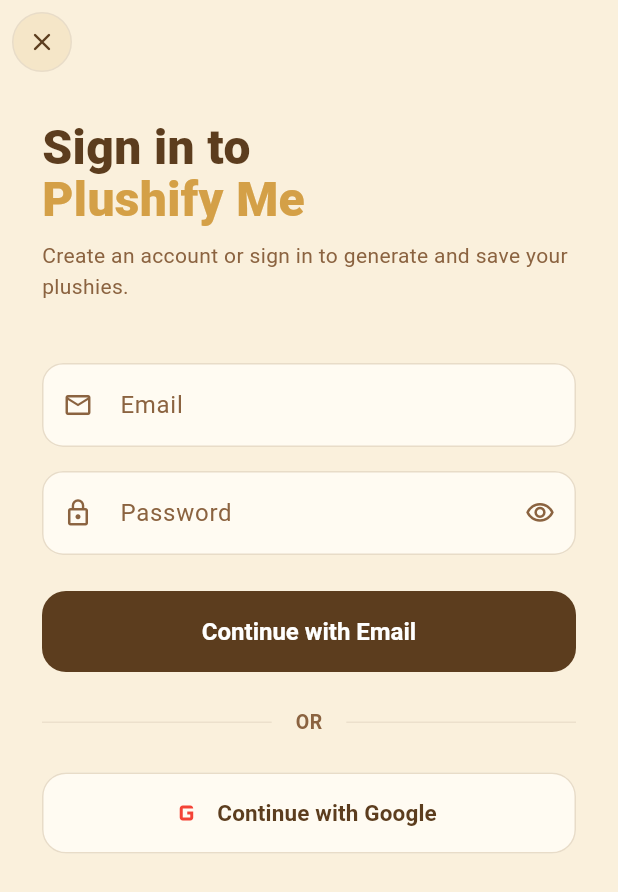
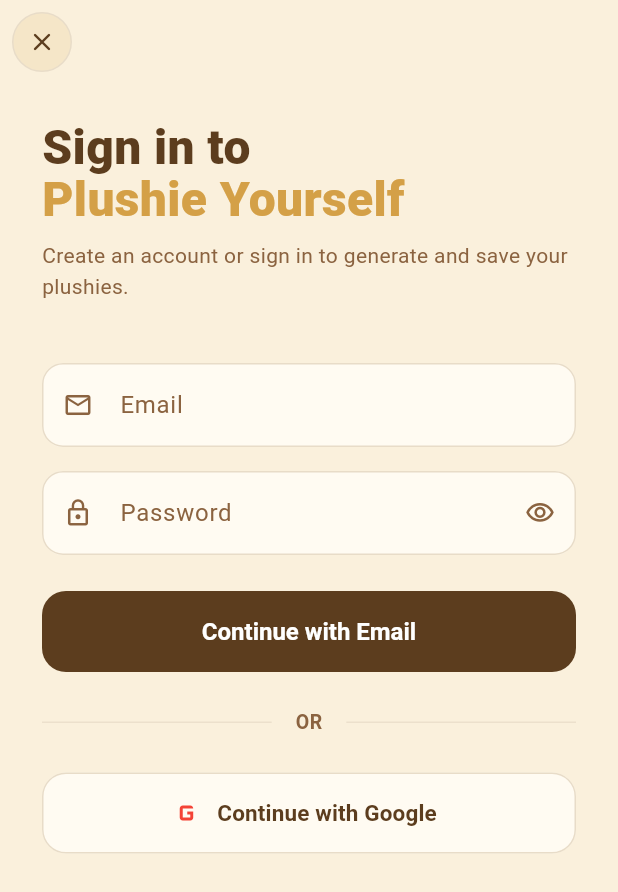
Before and after one commit to vishnu32510/plushie_flutter, a Flutter app: the LoginScreen screen opened directly, on a phone screen of 412 x 824 dp. Shown: the top 892 px of the screen. Run offline on Flutter 3.47's test engine with Material 3 defaults, Android fonts, the phone set to English and light mode, and no system bars; our stand-ins replace bloc, cloud_firestore, equatable, firebase_auth, firebase_core, flutter_bloc and 6 more; missing offline and left inert: gal; accounts and stored records are empty; generated files the repository leaves out were written again; Roboto replaces fonts that are missing (Nunito).

Commit message:
fix: use consistent app naming 'Plushie Yourself' across all screens
Co-authored-by: vishnu32510 <76788079+vishnu32510@users.noreply.github.com>

```diff
--- a/lib/core/utils/app_constants.dart
+++ b/lib/core/utils/app_constants.dart
@@ -1,5 +1,5 @@
 abstract class AppConstants {
-  static const String appTitle = 'Plushify Me';
+  static const String appTitle = 'Plushie Yourself';
 
   // OpenAI endpoints
   static const String openAiResponsesUrl =
--- a/lib/features/authentication/screens/login_screen.dart
+++ b/lib/features/authentication/screens/login_screen.dart
@@ -111,7 +111,7 @@ class _LoginScreenState extends State<LoginScreen> {
           ),
         ),
         const Text(
-          'Plushify Me',
+          'Plushie Yourself',
           style: TextStyle(
             fontSize: 32,
             fontWeight: FontWeight.w800,
--- a/lib/features/plushie/widgets/plushie_result_card.dart
+++ b/lib/features/plushie/widgets/plushie_result_card.dart
@@ -58,7 +58,7 @@ class _PlushieResultCardState extends State<PlushieResultCard> {
     setState(() => _sharing = true);
     final error = await MediaService.shareImage(
       bytes,
-      text: '🧸 Check out my plushie! Made with Plushify Me',
+      text: '🧸 Check out my plushie! Made with Plushie Yourself',
     );
     if (mounted) {
       if (error != null) getIt<IToastService>().showError(error);
@@ -141,7 +141,7 @@ class _PlushieResultCardState extends State<PlushieResultCard> {
           const Text('✨', style: TextStyle(fontSize: 16)),
           const SizedBox(width: 8),
           const Text(
-            'PLUSHIFY ME',
+            'PLUSHIE YOURSELF',
             style: TextStyle(
               fontSize: 13,
               fontWeight: FontWeight.w900,
--- a/lib/features/profile/profile_bottom_sheet.dart
+++ b/lib/features/profile/profile_bottom_sheet.dart
@@ -60,7 +60,7 @@ class ProfileBottomSheet extends StatelessWidget {
                     crossAxisAlignment: CrossAxisAlignment.start,
                     children: [
                       const Text(
-                        'Plushify Me',
+                        'Plushie Yourself',
                         style: TextStyle(
                           fontSize: 18,
                           fontWeight: FontWeight.w800,
--- a/lib/main.dart
+++ b/lib/main.dart
@@ -34,7 +34,7 @@ class PlushieApp extends StatelessWidget {
         child: BlocBuilder<ThemeBloc, ThemeState>(
           builder: (context, themeState) {
             return MaterialApp(
-              title: 'Plushify Me',
+              title: 'Plushie Yourself',
               debugShowCheckedModeBanner: false,
               theme: themeState.themeData,
               themeMode: themeState.themeMode,
```
Also changed, not shown: 1 other file.
